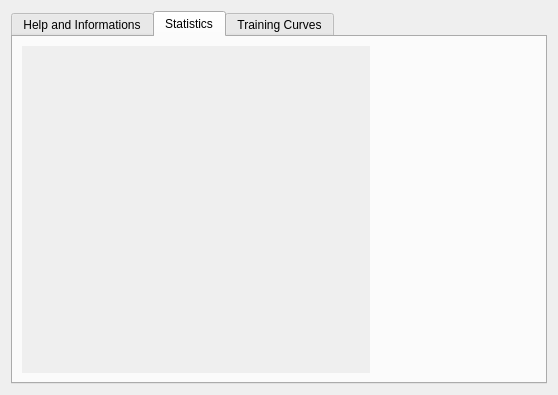
First picture: the form in MLDemos/statisticsDialog.ui, repository b4silio/MLDemos, before the edit.
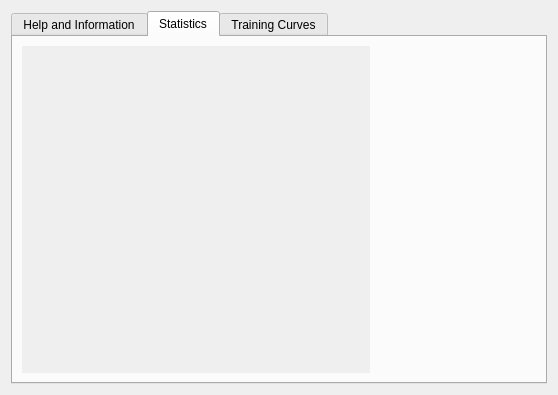
Second picture: the form after the edit.

The edit to the form file:
```diff
--- a/MLDemos/statisticsDialog.ui
+++ b/MLDemos/statisticsDialog.ui
@@ -27,7 +27,7 @@
      </property>
      <widget class="QWidget" name="algoTab">
       <attribute name="title">
-       <string>Help and Informations</string>
+       <string>Help and Information</string>
       </attribute>
       <layout class="QHBoxLayout" name="horizontalLayout_5">
        <property name="margin">
```
